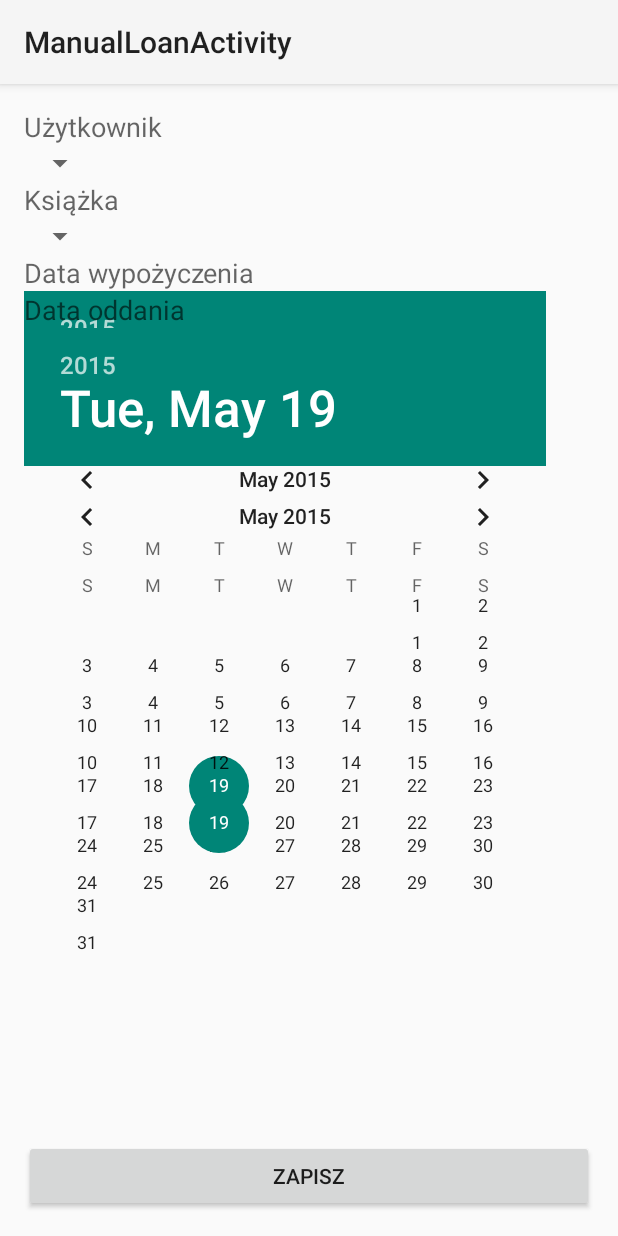
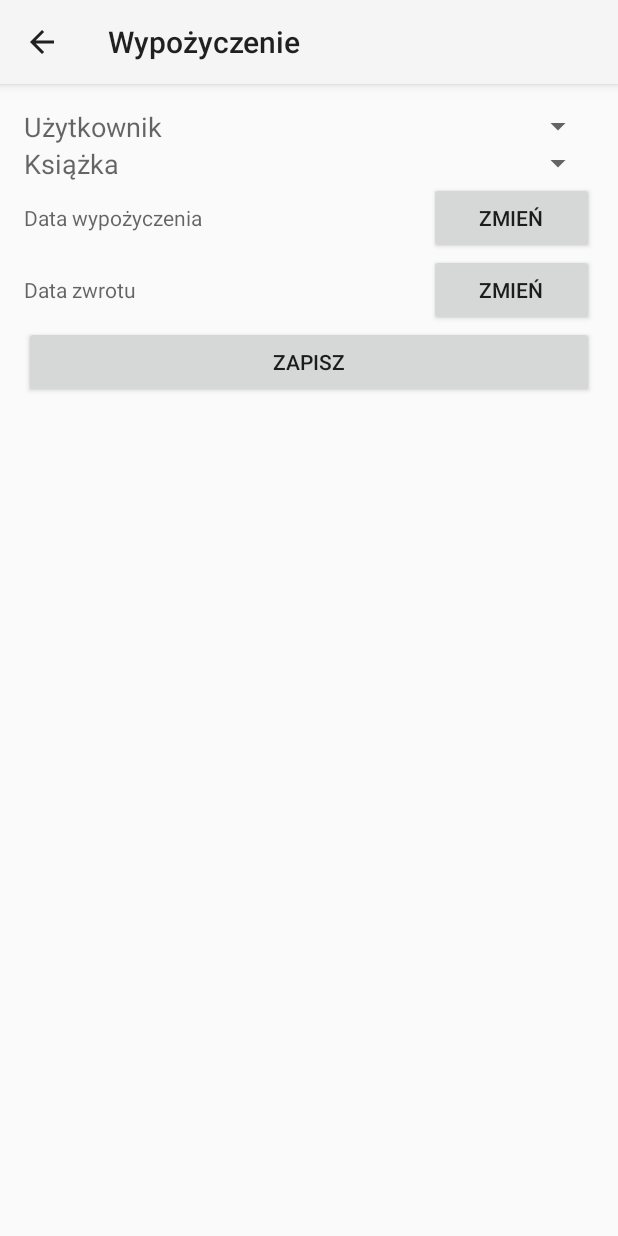
Before and after one commit to javastartpl/android-podstawy-lekcje, an Android app: the ManualLoanActivity screen opened directly, with no data from a screen before it, on a phone screen of 412 x 824 dp. Run offline under Robolectric (Android 15) with nearby library versions, the phone set to English and light mode, and no system bars; 3 statements that could not run were skipped.

Commit message:
Manual database - unfinished

```diff
--- a/app/src/main/AndroidManifest.xml
+++ b/app/src/main/AndroidManifest.xml
@@ -178,10 +178,12 @@
             android:label="Lista użytkowników" />
         <activity
             android:name=".database.manual.ManualDatabaseUserActivity"
+            android:parentActivityName=".database.manual.ManualDatabaseUserListActivity"
             android:label="Użytkownik" />
         <activity
             android:name=".database.manual.ManualLoanActivity"
-            android:label="@string/title_activity_manual_loan" />
+            android:parentActivityName=".database.manual.ManualDatabaseUserActivity"
+            android:label="Wypożyczenie" />
 
 
     </application>
--- /dev/null
+++ b/app/src/main/java/pl/javastart/ap/database/manual/model/LoanRepository.java
@@ -0,0 +1,30 @@
+package pl.javastart.ap.database.manual.model;
+
+import android.content.Context;
+import android.database.Cursor;
+import android.database.sqlite.SQLiteDatabase;
+
+import pl.javastart.ap.database.manual.ManualDatabaseHelper;
+
+public class LoanRepository {
+
+    public static Loan findById(int id, Context context) {
+        ManualDatabaseHelper databaseHelper = ManualDatabaseHelper.getInstance(context);
+        SQLiteDatabase db = databaseHelper.getWritableDatabase();
+        Cursor cursor = db.rawQuery("select * from loan where id = ?", new String[]{Long.toString(id)});
+        cursor.moveToNext();
+
+//        Loan loan = new Loan();
+//        loan.setId(cursor.getInt(0));
+//        loan.setDateFrom();
+//        loan.setDateTo();
+//        loan.setName(cursor.getString(1));
+//        loan.setSurname(cursor.getString(2));
+//
+//        db.close();
+
+        return null;
+    }
+
+
+}
--- a/app/src/main/res/layout/activity_manual_loan.xml
+++ b/app/src/main/res/layout/activity_manual_loan.xml
@@ -1,93 +1,119 @@
-<RelativeLayout xmlns:android="http://schemas.android.com/apk/res/android"
-    xmlns:tools="http://schemas.android.com/tools" android:layout_width="match_parent"
-    android:layout_height="match_parent" android:paddingLeft="@dimen/activity_horizontal_margin"
+<LinearLayout xmlns:android="http://schemas.android.com/apk/res/android"
+    xmlns:tools="http://schemas.android.com/tools"
+    android:layout_width="match_parent"
+    android:layout_height="match_parent"
+    android:orientation="vertical"
+    android:paddingBottom="@dimen/activity_vertical_margin"
+    android:paddingLeft="@dimen/activity_horizontal_margin"
     android:paddingRight="@dimen/activity_horizontal_margin"
     android:paddingTop="@dimen/activity_vertical_margin"
-    android:paddingBottom="@dimen/activity_vertical_margin"
     tools:context="pl.javastart.ap.database.manual.ManualLoanActivity">
 
-    <Spinner
-        android:layout_width="wrap_content"
+    <LinearLayout
+        android:layout_width="match_parent"
         android:layout_height="wrap_content"
-        android:id="@+id/user_spinner"
-        android:layout_below="@+id/textView3"
-        android:layout_alignParentLeft="true"
-        android:layout_alignParentStart="true" />
+        android:orientation="horizontal">
+
+        <TextView
+            android:id="@+id/textView3"
+            android:layout_width="0dp"
+            android:layout_height="wrap_content"
+            android:layout_gravity="center"
+            android:layout_weight="1"
+            android:text="Użytkownik"
+            android:textAppearance="?android:attr/textAppearanceMedium" />
 
         <Spinner
-        android:layout_width="wrap_content"
+            android:id="@+id/user_spinner"
+            android:layout_width="0dp"
             android:layout_height="wrap_content"
-        android:id="@+id/book_spinner"
-        android:layout_below="@+id/textView4"
-        android:layout_alignParentLeft="true"
-        android:layout_alignParentStart="true" />
+            android:layout_weight="1" />
+
+    </LinearLayout>
+
+    <LinearLayout
+        android:layout_width="match_parent"
+        android:layout_height="wrap_content"
+        android:orientation="horizontal">
 
         <TextView
-        android:layout_width="wrap_content"
+            android:id="@+id/textView4"
+            android:layout_width="0dp"
             android:layout_height="wrap_content"
-        android:textAppearance="?android:attr/textAppearanceMedium"
-        android:text="Użytkownik"
-        android:id="@+id/textView3"
-        android:layout_alignParentTop="true"
-        android:layout_alignParentLeft="true"
-        android:layout_alignParentStart="true" />
+            android:layout_gravity="center"
+            android:layout_weight="1"
+            android:text="Książka"
+            android:textAppearance="?android:attr/textAppearanceMedium" />
+
+        <Spinner
+            android:id="@+id/book_spinner"
+            android:layout_width="0dp"
+            android:layout_height="wrap_content"
+            android:layout_weight="1" />
+    </LinearLayout>
+
+
+    <LinearLayout
+        android:layout_width="match_parent"
+        android:layout_height="wrap_content"
+        android:orientation="horizontal">
 
         <TextView
-        android:layout_width="wrap_content"
+            android:layout_width="160dp"
             android:layout_height="wrap_content"
-        android:textAppearance="?android:attr/textAppearanceMedium"
-        android:text="Książka"
-        android:id="@+id/textView4"
-        android:layout_below="@+id/user_spinner"
-        android:layout_alignParentLeft="true"
-        android:layout_alignParentStart="true" />
+            android:text="Data wypożyczenia"
+            android:textAppearance="@android:style/TextAppearance.Small" />
 
         <TextView
-        android:layout_width="wrap_content"
+            android:layout_width="0dp"
             android:layout_height="wrap_content"
-        android:textAppearance="?android:attr/textAppearanceMedium"
-        android:text="Data wypożyczenia"
-        android:id="@+id/textView5"
-        android:layout_below="@+id/book_spinner"
-        android:layout_alignParentLeft="true"
-        android:layout_alignParentStart="true" />
+            android:layout_weight="1"
+            android:id="@+id/loan_date_start_text_view"
+            android:textAppearance="@android:style/TextAppearance.Small"
+            tools:text="2015-01-01" />
 
-    <DatePicker
+        <Button
+            android:layout_width="0dp"
+            android:layout_height="wrap_content"
+            android:layout_weight="1"
+            android:onClick="changeLoanDate"
+            android:text="Zmień" />
+
+    </LinearLayout>
+
+    <LinearLayout
         android:layout_width="match_parent"
         android:layout_height="wrap_content"
-        android:id="@+id/datePicker"
-        android:layout_below="@+id/textView5"
-        android:layout_alignParentLeft="true"
-        android:layout_alignParentStart="true" />
+        android:orientation="horizontal">
 
         <TextView
-        android:layout_width="wrap_content"
+            android:layout_width="160dp"
             android:layout_height="wrap_content"
-        android:textAppearance="?android:attr/textAppearanceMedium"
-        android:text="Data oddania"
-        android:id="@+id/textView6"
-        android:layout_alignParentLeft="true"
-        android:layout_alignParentStart="true"
-        android:layout_below="@+id/textView5" />
+            android:text="Data zwrotu"
+            android:textAppearance="@android:style/TextAppearance.Small" />
 
-    <DatePicker
+        <TextView
+            android:layout_width="0dp"
+            android:layout_height="wrap_content"
+            android:layout_weight="1"
+            android:id="@+id/loan_date_return_text_view"
+            android:textAppearance="@android:style/TextAppearance.Small"
+            tools:text="2015-01-01" />
+
+        <Button
+            android:layout_width="0dp"
+            android:layout_height="wrap_content"
+            android:layout_weight="1"
+            android:onClick="changeReturnDate"
+            android:text="Zmień" />
+
+    </LinearLayout>
+
+    <Button
+        android:id="@+id/save_button"
         android:layout_width="match_parent"
         android:layout_height="wrap_content"
-        android:id="@+id/datePicker2"
-        android:layout_below="@id/textView6"
-        android:layout_alignParentLeft="true"
-        android:layout_alignParentStart="true" />
-
-    <Button
-        android:layout_width="match_parent"
-        android:layout_height="wrap_content"
-        android:text="Zapisz"
-        android:id="@+id/save_button"
-        android:layout_alignParentBottom="true"
-        android:layout_alignParentRight="true"
-        android:layout_alignParentEnd="true" />
+        android:text="Zapisz" />
 
 
-
-
-</RelativeLayout>
+</LinearLayout>
```
Also changed, not shown: app/src/main/java/pl/javastart/ap/database/manual/DatePickerDialogFragment.java (added, +86 -0 lines), app/src/main/java/pl/javastart/ap/database/manual/ManualLoanActivity.java (+73 -3 lines). Lines whose indentation alone changed are shown as unchanged.
